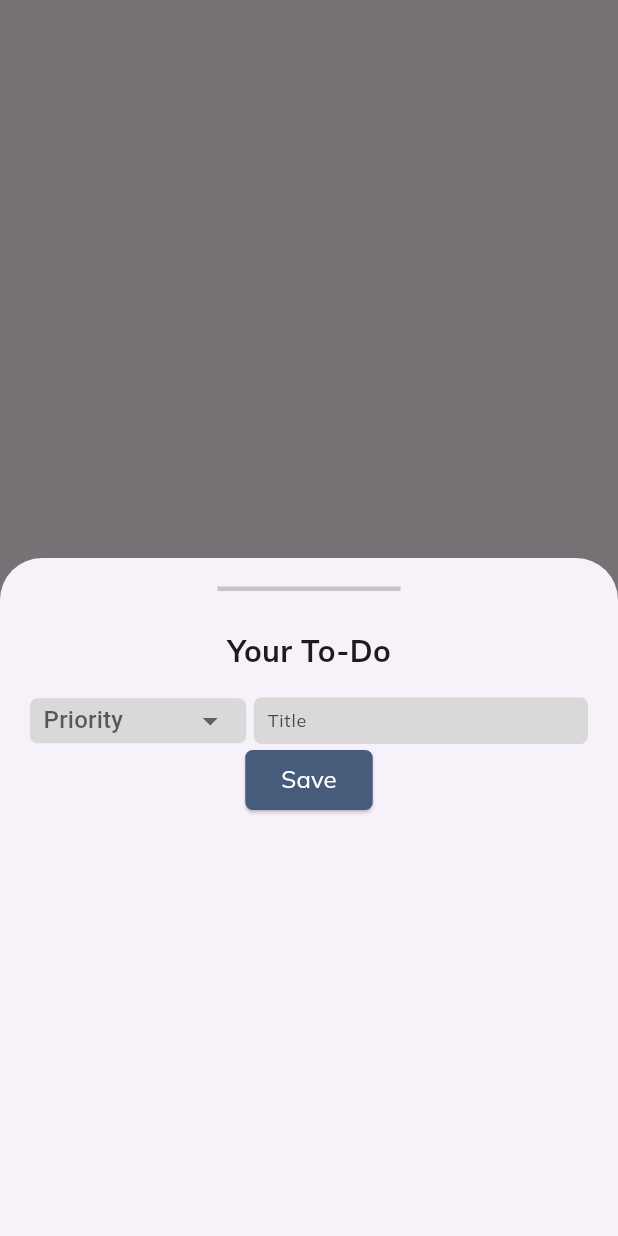
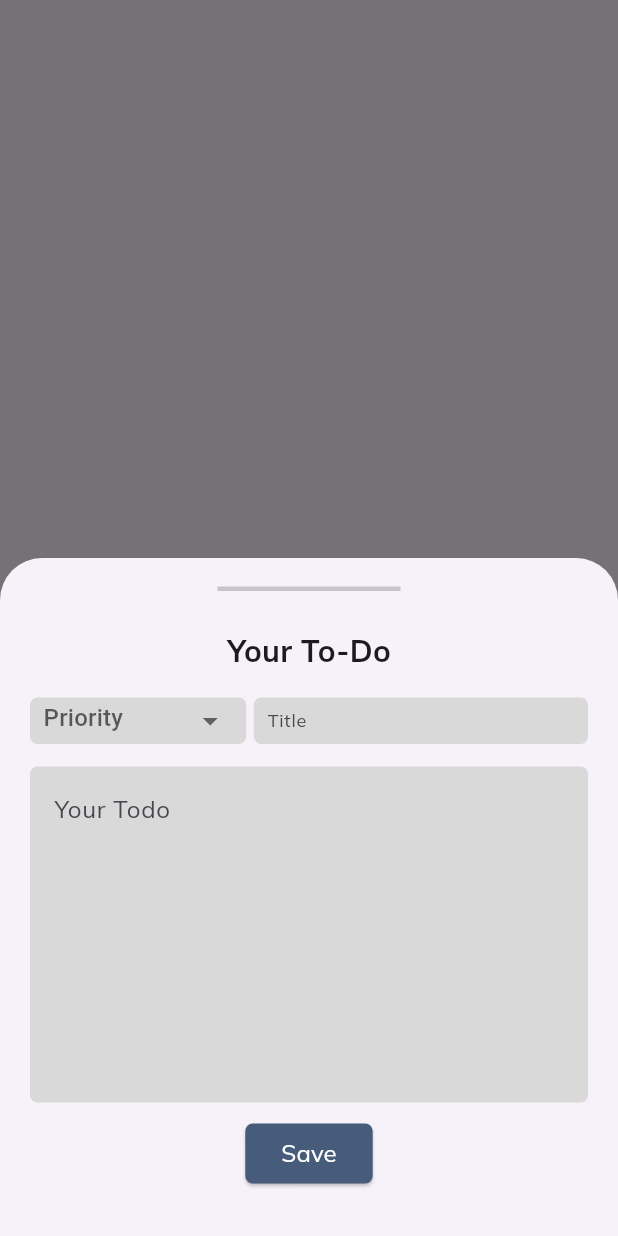
Before and after one commit to Hendri-M/todo-apps-sqflite, a Flutter app: what bottomSheets() shows on an empty page, opened directly with empty values, after a tap on "Save", on a phone screen of 412 x 824 dp. Run offline on Flutter 3.47's test engine with Material 3 defaults, Android fonts, the phone set to English and light mode, and no system bars; our stand-ins replace google_fonts.

Commit message:
fix: fix bottomsheet form field

```diff
--- a/lib/widgets/bottomsheet.dart
+++ b/lib/widgets/bottomsheet.dart
@@ -2,7 +2,8 @@ import 'package:flutter/material.dart';
 import 'package:todo_apps/items/items.dart';
 import 'package:todo_apps/themes/theme.dart';
 
-void bottomSheets(BuildContext context, String? selected) {
+void bottomSheets(BuildContext context, String? selected,
+    TextEditingController? title, TextEditingController? desc) {
   showModalBottomSheet(
       isScrollControlled: true,
       context: context,
@@ -40,7 +41,7 @@ void bottomSheets(BuildContext context, String? selected) {
                             fillColor: barrierColor,
                             isCollapsed: true,
                             contentPadding: const EdgeInsets.only(
-                                left: 5, top: 3, bottom: 3),
+                                left: 5, top: 2, bottom: 5),
                             hintText: 'Priority',
                             hintStyle: textStyle.copyWith(
                                 fontSize: 12, fontWeight: regularText),
@@ -64,6 +65,7 @@ void bottomSheets(BuildContext context, String? selected) {
                     const SizedBox(width: 5),
                     Expanded(
                         child: TextFormField(
+                      controller: title,
                       decoration: InputDecoration(
                         filled: true,
                         fillColor: barrierColor,
@@ -75,16 +77,34 @@ void bottomSheets(BuildContext context, String? selected) {
                             const EdgeInsets.only(left: 5, top: 2, bottom: 5),
                         border: OutlineInputBorder(
                             borderSide: BorderSide.none,
-                              borderRadius: BorderRadius.circular(5))),
+                            borderRadius: BorderRadius.circular(5)),
+                      ),
                     ))
                   ],
                 ),
+                const SizedBox(height: 15),
+                TextFormField(
+                  controller: desc,
+                  decoration: InputDecoration(
+                    filled: true,
+                    fillColor: barrierColor,
+                    hintText: 'Your Todo',
+                    hintStyle: textStyle.copyWith(fontWeight: regularText),
+                    border: OutlineInputBorder(
+                        borderSide: BorderSide.none,
+                        borderRadius: BorderRadius.circular(5)),
+                  ),
+                  maxLines: 8,
+                ),
+                const SizedBox(height: 10),
                 ElevatedButton(
-                    onPressed: () {},
+                    onPressed: () {
+                      title!.clear();
+                      desc!.clear();
+                    },
                     style: ButtonStyle(
-                        backgroundColor: MaterialStatePropertyAll(btnSave),
-                        shape:
-                            MaterialStateProperty.all<RoundedRectangleBorder>(
+                        backgroundColor: WidgetStatePropertyAll(btnSave),
+                        shape: WidgetStateProperty.all<RoundedRectangleBorder>(
                             RoundedRectangleBorder(
                           borderRadius: BorderRadius.circular(5.0),
                         ))),
--- a/pubspec.yaml
+++ b/pubspec.yaml
@@ -19,7 +19,7 @@ publish_to: "none" # Remove this line if you wish to publish to pub.dev
 version: 1.0.0+1
 
 environment:
-  sdk: ">=3.3.0-279.3.beta <4.0.0"
+  sdk: ">=3.4.0 <4.0.0"
 
 # Dependencies specify other packages that your package needs in order to work.
 # To automatically upgrade your package dependencies to the latest versions
@@ -37,6 +37,8 @@ dependencies:
   google_fonts: ^6.2.0
   flutter_staggered_grid_view: ^0.7.0
   intl: ^0.19.0
+  sqflite: ^2.3.3+1
+  path: ^1.9.0
 
 dev_dependencies:
   flutter_test:
```
Also changed, not shown: lib/pages/homepage.dart (+7 -3 lines), pubspec.lock, 2 other files. Lines whose indentation alone changed are shown as unchanged.
